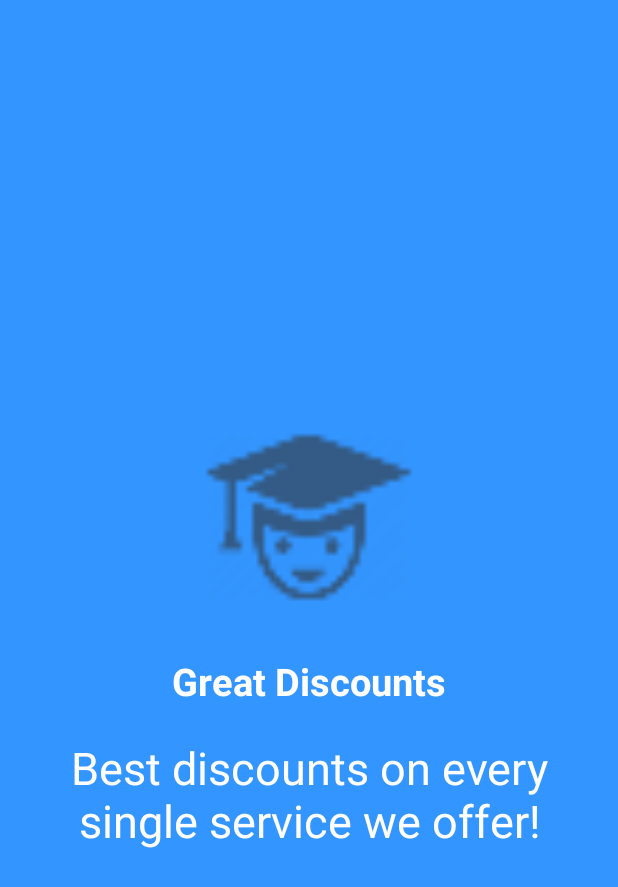
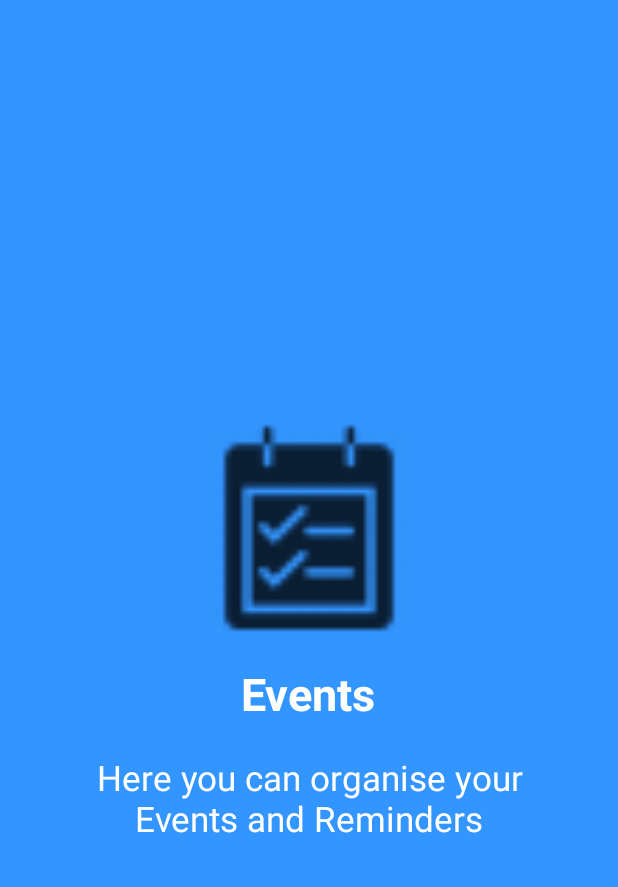
Before and after one commit to prasanna189/AcademicCompanion, an Android app: the layout activity_screen3.xml on its own in the app's theme, with its tools: preview values and no code run, on a phone screen of 412 x 824 dp. Shown: the top 887 px of the screen. Run offline under Robolectric (Android 15) with nearby library versions, the light colour scheme and no system bars.

Commit message:
made 3 intro screens -subjects,events,acd

```diff
--- a/app/src/main/res/layout/activity_screen1.xml
+++ b/app/src/main/res/layout/activity_screen1.xml
@@ -22,9 +22,9 @@
             android:layout_height="wrap_content"
             android:text="@string/slide_1_title"
             android:textAlignment="center"
-            android:textColor="@android:color/black"
+            android:textColor="@android:color/white"
             android:textSize="@dimen/slide_title"
-
+            android:textStyle="bold"
              />
 
         <TextView
@@ -35,7 +35,7 @@
             android:paddingRight="@dimen/desc_padding"
             android:text="@string/slide_1_desc"
             android:textAlignment="center"
-            android:textColor="@android:color/black"
+            android:textColor="@android:color/white"
             android:textSize="@dimen/slide_desc"
             android:textStyle="bold"/>
 
--- a/app/src/main/res/layout/activity_screen2.xml
+++ b/app/src/main/res/layout/activity_screen2.xml
@@ -33,7 +33,7 @@
             android:text="@string/slide_2_desc"
             android:textAlignment="center"
             android:textColor="@android:color/white"
-            android:textSize="@dimen/slide_desc" />
+            android:textSize="22dp" />
 
     </LinearLayout>
 
--- a/app/src/main/res/layout/activity_screen3.xml
+++ b/app/src/main/res/layout/activity_screen3.xml
@@ -14,14 +14,14 @@
         <ImageView
             android:layout_width="@dimen/img_width_height"
             android:layout_height="@dimen/img_width_height"
-            android:src="@drawable/main_app_icon" />
+            android:src="@drawable/event3_icon" />
 
         <TextView
             android:layout_width="wrap_content"
             android:layout_height="wrap_content"
             android:text="@string/slide_3_title"
             android:textColor="@android:color/white"
-            android:textSize="@dimen/slide_title"
+            android:textSize="30dp"
             android:textStyle="bold" />
 
         <TextView
@@ -33,7 +33,7 @@
             android:text="@string/slide_3_desc"
             android:textAlignment="center"
             android:textColor="@android:color/white"
-            android:textSize="@dimen/slide_desc" />
+            android:textSize="23dp" />
 
     </LinearLayout>
 
--- a/app/src/main/res/values/colors.xml
+++ b/app/src/main/res/values/colors.xml
@@ -5,7 +5,7 @@
     <color name="colorAccent">#FF4081</color>
 
     <!-- Screens background color-->
-    <color name="bg_screen1">#FF9800</color>
+    <color name="bg_screen1">#F50057</color>
     <color name="bg_screen2">#20d2bb</color>
     <color name="bg_screen3">#3395ff</color>
     <color name="bg_screen4">#c873f4</color>
--- a/app/src/main/res/values/strings.xml
+++ b/app/src/main/res/values/strings.xml
@@ -15,11 +15,11 @@
     <string name="slide_1_title">Welcome to </string>
     <string name="slide_1_desc">Academic Companion</string>
 
-    <string name="slide_2_title">Movie Tickets</string>
-    <string name="slide_2_desc">Book movie tickets for your family and friends!</string>
+    <string name="slide_2_title">Subjects</string>
+    <string name="slide_2_desc">Here you can add and organise all your Subjects</string>
 
-    <string name="slide_3_title">Great Discounts</string>
-    <string name="slide_3_desc">Best discounts on every single service we offer!</string>
+    <string name="slide_3_title">Events</string>
+    <string name="slide_3_desc">Here you can organise your Events and Reminders</string>
 
     <string name="slide_4_title">World Travel</string>
     <string name="slide_4_desc">Book tickets of any transportation and travel the world!</string>
```
Also changed, not shown: app/src/main/res/drawable-hdpi/event3_icon.png (added), app/src/main/res/drawable-hdpi/events_icon1.png (added), app/src/main/res/drawable-mdpi/event3_icon.png (added), app/src/main/res/drawable-mdpi/events_icon1.png (added), app/src/main/res/drawable-xhdpi/event3_icon.png (added), app/src/main/res/drawable-xhdpi/events_icon1.png (added), app/src/main/res/drawable-xxhdpi/event3_icon.png (added), app/src/main/res/drawable-xxhdpi/events_icon1.png (added).
